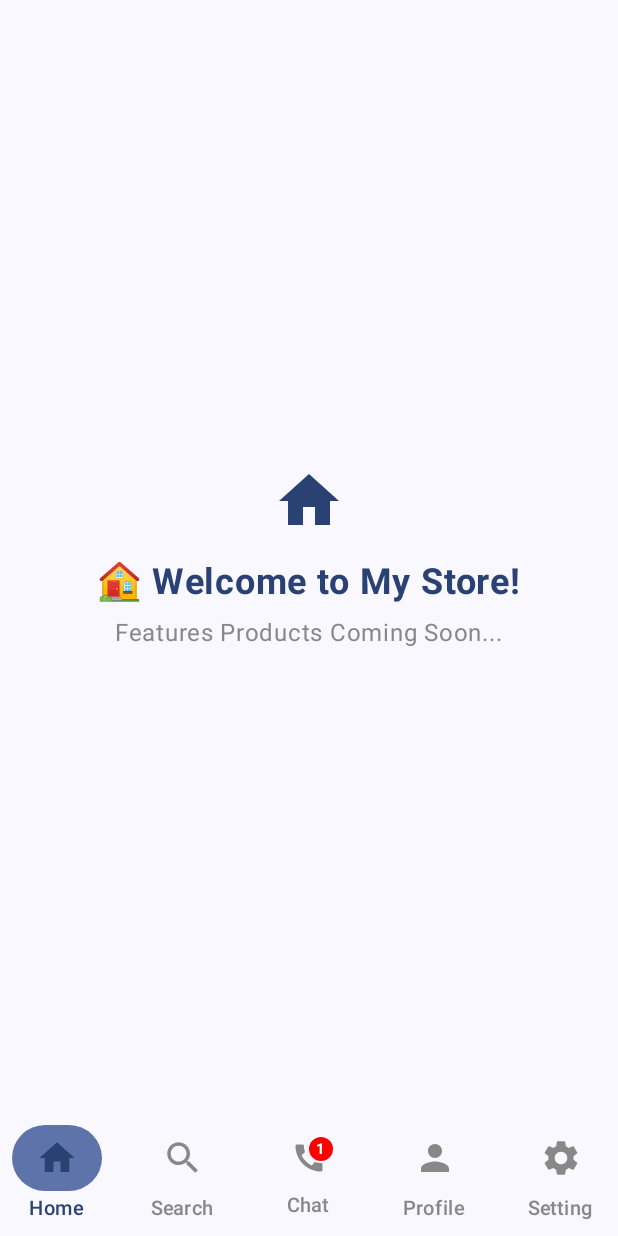
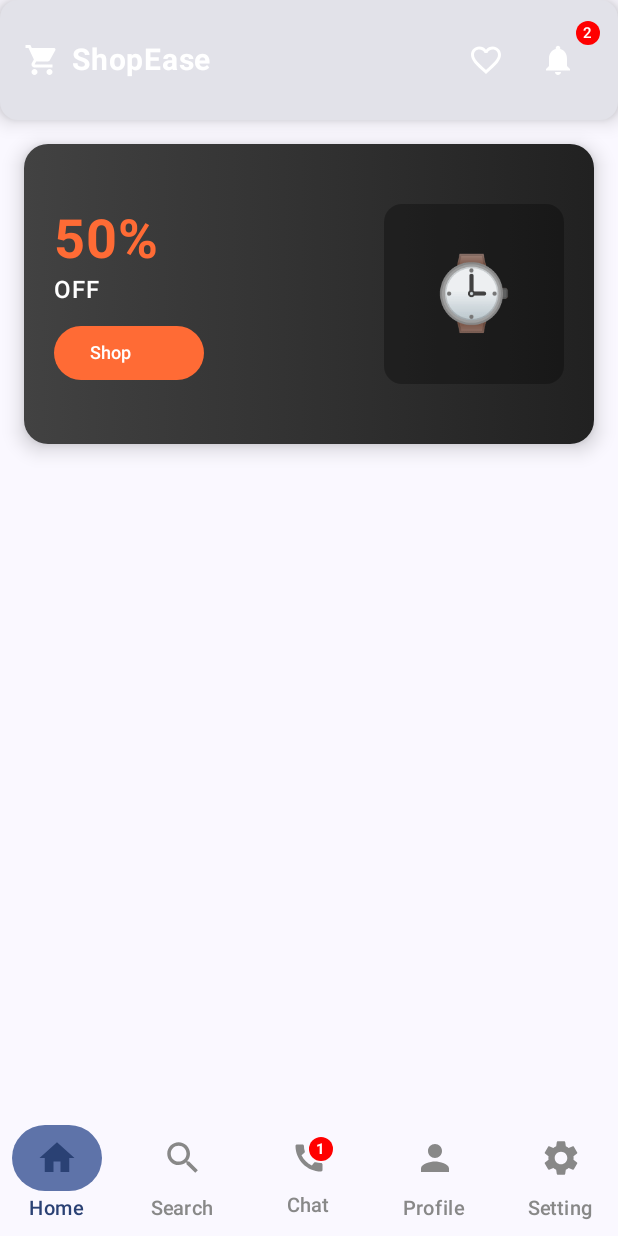
Before and after one commit to MustaphaBousilDev/ecommerce-application-mobile, an Android app built with Jetpack Compose: the screen it shows after launch (MainActivity), on a phone screen of 412 x 824 dp. Run offline under Robolectric (Android 15) with nearby library versions, the phone set to English and light mode, and no system bars.

Commit message:
add TOpHeader HomeScreen Component

```diff
--- /dev/null
+++ b/app/src/main/java/com/mustapha/application_android_kotlin/ui/components/Home/CategoryTabs.kt
@@ -0,0 +1 @@
+package com.mustapha.application_android_kotlin.ui.components.Home
--- /dev/null
+++ b/app/src/main/java/com/mustapha/application_android_kotlin/ui/components/Home/ProductCard.kt
@@ -0,0 +1 @@
+package com.mustapha.application_android_kotlin.ui.components.Home
--- /dev/null
+++ b/app/src/main/java/com/mustapha/application_android_kotlin/ui/components/Home/PromoBanner.kt
@@ -0,0 +1,109 @@
+package com.mustapha.application_android_kotlin.ui.components.Home
+
+import androidx.compose.foundation.background
+import androidx.compose.foundation.layout.Arrangement
+import androidx.compose.foundation.layout.Box
+import androidx.compose.foundation.layout.Column
+import androidx.compose.foundation.layout.Row
+import androidx.compose.foundation.layout.Spacer
+import androidx.compose.foundation.layout.fillMaxSize
+import androidx.compose.foundation.layout.height
+import androidx.compose.foundation.layout.padding
+import androidx.compose.foundation.layout.size
+import androidx.compose.foundation.layout.width
+import androidx.compose.foundation.shape.RoundedCornerShape
+import androidx.compose.material3.Button
+import androidx.compose.material3.ButtonDefaults
+import androidx.compose.material3.Card
+import androidx.compose.material3.CardDefaults
+import androidx.compose.material3.Text
+import androidx.compose.runtime.Composable
+import androidx.compose.ui.Alignment
+import androidx.compose.ui.Modifier
+import androidx.compose.ui.draw.clip
+import androidx.compose.ui.graphics.Brush
+import androidx.compose.ui.graphics.Color
+import androidx.compose.ui.text.font.FontWeight
+import androidx.compose.ui.unit.dp
+import androidx.compose.ui.unit.sp
+
+@Composable
+fun PromoBanner(
+
+){
+  Card(
+    modifier = Modifier.fillMaxSize()
+      .height(200.dp)
+      .padding(horizontal = 16.dp),
+    shape = RoundedCornerShape(16.dp),
+    elevation = CardDefaults.cardElevation(defaultElevation = 8.dp)
+  ) {
+    Box(
+      modifier = Modifier.fillMaxSize()
+        .background(
+          brush = Brush.horizontalGradient(
+            colors = listOf(
+              Color(0xFF424242),
+              Color(0xFF212121)
+            )
+          )
+        )
+    ){
+      Row (
+        modifier = Modifier.fillMaxSize()
+          .padding(20.dp),
+        horizontalArrangement = Arrangement.SpaceBetween,
+        verticalAlignment = Alignment.CenterVertically
+      ){
+        Column(
+          modifier = Modifier.weight(1f),
+          verticalArrangement = Arrangement.Center
+        ) {
+          Text(
+            text="50%",
+            color = Color(0xFFFF6B35),
+            fontSize = 36.sp,
+            fontWeight = FontWeight.Bold
+          )
+          Text(
+            text="OFF",
+            color = Color.White,
+            fontSize = 16.sp,
+            fontWeight = FontWeight.Medium
+          )
+          Spacer(modifier = Modifier.height(12.dp))
+          Button(
+            onClick = {},
+            colors = ButtonDefaults.buttonColors(
+              containerColor = Color(0xFFFF6B35)
+            ),
+            shape = RoundedCornerShape(20.dp),
+            modifier = Modifier
+              .height(36.dp)
+              .width(100.dp)
+          ) {
+            Text(
+              text="Shop now",
+              color = Color.White,
+              fontSize = 12.sp,
+              fontWeight = FontWeight.Medium
+            )
+          }
+        }
+        Box (
+          modifier = Modifier.size(120.dp)
+            .clip(RoundedCornerShape(12.dp))
+            .background(Color.Black.copy(alpha = 0.3f)),
+          contentAlignment = Alignment.Center
+        ){
+          Text(
+            text = "⌚",
+            fontSize = 48.sp,
+            color = Color.White
+          )
+        }
+
+      }
+    }
+  }
+}
--- /dev/null
+++ b/app/src/main/java/com/mustapha/application_android_kotlin/ui/components/Home/TopHeader.kt
@@ -0,0 +1,108 @@
+package com.mustapha.application_android_kotlin.ui.components.Home
+
+import androidx.compose.foundation.layout.Arrangement
+import androidx.compose.foundation.layout.Row
+import androidx.compose.foundation.layout.Spacer
+import androidx.compose.foundation.layout.fillMaxSize
+import androidx.compose.foundation.layout.padding
+import androidx.compose.foundation.layout.size
+import androidx.compose.foundation.layout.width
+import androidx.compose.material.icons.Icons
+import androidx.compose.material.icons.filled.FavoriteBorder
+import androidx.compose.material.icons.filled.Notifications
+import androidx.compose.material.icons.filled.ShoppingCart
+import androidx.compose.material3.Badge
+import androidx.compose.material3.BadgedBox
+import androidx.compose.material3.Card
+import androidx.compose.material3.CardDefaults
+import androidx.compose.material3.ExperimentalMaterial3Api
+import androidx.compose.material3.Icon
+import androidx.compose.material3.IconButton
+import androidx.compose.material3.Text
+import androidx.compose.runtime.Composable
+import androidx.compose.ui.Alignment
+import androidx.compose.ui.Modifier
+import androidx.compose.ui.graphics.Color
+import androidx.compose.ui.text.font.FontWeight
+import androidx.compose.ui.unit.dp
+import androidx.compose.ui.unit.sp
+
+@OptIn(ExperimentalMaterial3Api::class)
+@Composable
+fun TopHeader(){
+    Card (
+        modifier = Modifier
+            .fillMaxSize()
+            ,
+
+        colors = CardDefaults.cardColors(
+            contentColor = Color(0xFF000000)
+        ),
+        elevation = CardDefaults.cardElevation(
+            defaultElevation = 8.dp
+        )
+    ){
+        Row (
+            modifier = Modifier
+                .fillMaxSize()
+                .padding(16.dp),
+            horizontalArrangement = Arrangement.SpaceBetween,
+            verticalAlignment = Alignment.CenterVertically
+
+        ){
+            Row (
+                verticalAlignment = Alignment.CenterVertically
+            ){
+                Icon(
+                    imageVector = Icons.Default.ShoppingCart,
+                    contentDescription = "ShopEase Logo",
+                    tint = Color.White,
+                    modifier = Modifier.size(24.dp)
+                )
+                Spacer(modifier = Modifier.width(8.dp))
+                Text(
+                    text="ShopEase",
+                    color = Color.White,
+                    fontSize = 20.sp,
+                    fontWeight = FontWeight.Bold
+                )
+            }
+            Row(
+
+            ){
+                IconButton(onClick = {}) {
+                    Icon(
+                        imageVector = Icons.Default.FavoriteBorder,
+                        contentDescription = "Favorites",
+                        tint = Color.White,
+                        modifier = Modifier.size(24.dp)
+                    )
+                }
+                BadgedBox(
+                    badge = {
+                        Badge(
+                            containerColor = Color.Red,
+                            contentColor = Color.White
+                        ) {
+                            Text(
+                                text="2",
+                                fontSize = 10.sp
+                            )
+                        }
+                    }
+                ) {
+                    IconButton(
+                        onClick = {}
+                    ) {
+                        Icon(
+                            imageVector = Icons.Default.Notifications,
+                            contentDescription = "Notifications",
+                            tint = Color.White,
+                            modifier = Modifier.size(24.dp)
+                        )
+                    }
+                }
+            }
+        }
+    }
+}
--- a/app/src/main/java/com/mustapha/application_android_kotlin/ui/screens/HomeScreen.kt
+++ b/app/src/main/java/com/mustapha/application_android_kotlin/ui/screens/HomeScreen.kt
@@ -7,6 +7,8 @@ import androidx.compose.foundation.layout.fillMaxSize
 import androidx.compose.foundation.layout.height
 import androidx.compose.foundation.layout.padding
 import androidx.compose.foundation.layout.size
+import androidx.compose.foundation.rememberScrollState
+import androidx.compose.foundation.verticalScroll
 import androidx.compose.material.icons.Icons
 import androidx.compose.material.icons.filled.Home
 import androidx.compose.material3.Icon
@@ -19,6 +21,8 @@ import androidx.compose.ui.graphics.Color
 import androidx.compose.ui.text.font.FontWeight
 import androidx.compose.ui.unit.dp
 import androidx.compose.ui.unit.sp
+import com.mustapha.application_android_kotlin.ui.components.Home.PromoBanner
+import com.mustapha.application_android_kotlin.ui.components.Home.TopHeader
 
 /*
 * 💡 Key Concepts:
@@ -35,35 +39,14 @@ Column = Vertical layout (like a stack)
 fun HomeScreen() {
     //Column = Stacks items vertically (one below another)
     Column  (
-        //horizontalAlignment = Alignment.CenterHorizontally = Center items left-to-right
-        horizontalAlignment = Alignment.CenterHorizontally,
-        //verticalArrangement = Arrangement.Center = Center items top-to-bottom
-        verticalArrangement = Arrangement.Center,
-        //fillMaxSize() = Use entire screen space
-        //padding(16.dp) = Add 16dp space around edges
-        modifier = Modifier.fillMaxSize().padding(16.dp)
+        modifier = Modifier
+            .fillMaxSize()
+            .verticalScroll(rememberScrollState())
+
         //{ = Start of Column content
     ) {
-        Icon(
-            imageVector = Icons.Default.Home,
-            contentDescription = "Home",
-            modifier = Modifier.size(48.dp),
-            //tint = MaterialTheme.colorScheme.primary = Color the icon with app's primary color
-            tint = MaterialTheme.colorScheme.primary
-        )
-        //Spacer = Empty space (like invisible box)
+        TopHeader()
         Spacer(modifier = Modifier.height(16.dp))
-        Text(
-            text ="\uD83C\uDFE0 Welcome to My Store!",
-            fontSize = 24.sp,
-            fontWeight = FontWeight.Bold,
-            color = MaterialTheme.colorScheme.primary
-        )
-        Spacer(modifier = Modifier.height(8.dp))
-        Text(
-            text="Features Products Coming Soon...",
-            fontSize = 16.sp,
-            color = Color.Gray
-        )
+        PromoBanner()
     }
 }
```
